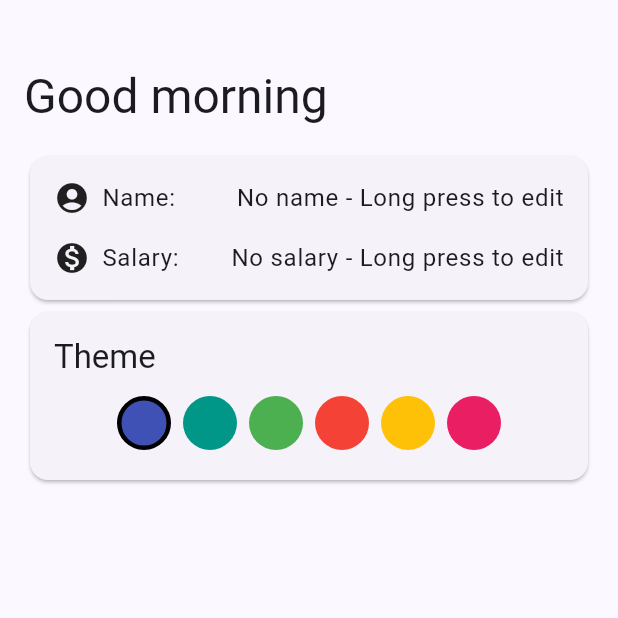
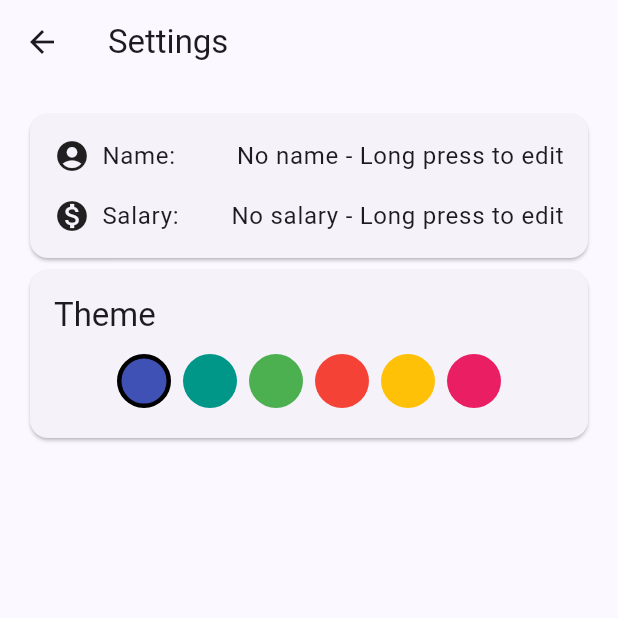
Before and after one commit to MaximeLeBesnerais/pay_track, a Flutter app: the SettingsScreen screen opened directly, on a phone screen of 412 x 824 dp, the top half of it. Run offline on Flutter 3.47's test engine with Material 3 defaults, Android fonts, the phone set to English and light mode, and no system bars; our stand-ins replace shared_preferences, table_calendar; missing offline and left inert: rrule; accounts and stored records are empty.

Commit message:
Remove unused import and adjust layout in SettingsScreen

```diff
--- a/lib/screens/settings/settings.dart
+++ b/lib/screens/settings/settings.dart
@@ -2,7 +2,6 @@ import 'package:flutter/material.dart';
 import 'package:pay_track/models/colors_theming.dart';
 import 'package:pay_track/models/subscription.dart';
 import 'package:pay_track/models/user.dart';
-import 'package:pay_track/tools/get_greetings.dart';
 import 'package:pay_track/screens/settings/name_salary.dart';
 import 'package:pay_track/tools/m_card.dart';
 
@@ -68,14 +67,15 @@ class _SettingsScreenState extends State<SettingsScreen> {
   @override
   Widget build(BuildContext context) {
     return Scaffold(
+      appBar: AppBar(
+        title: Text("Settings"),
+      ),
       body: ListView(
         padding: EdgeInsets.only(
           left: 16,
           right: 16,
-          top: 44,
         ),
         children: [
-          Text(getGreeting(), style: Theme.of(context).textTheme.headlineLarge),
           const SizedBox(height: 16),
           NameSalaryCard(),
           mCard([
```
